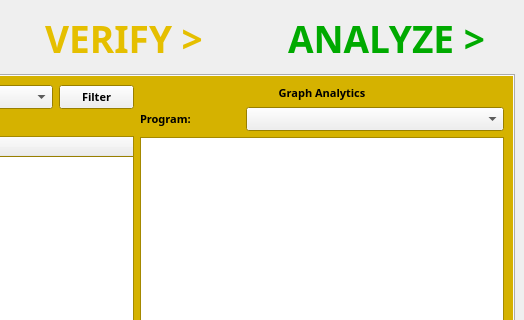
Above: Project Code/AppleProject/analyze_csv.ui from JRWu/DataAggregation before the change; both pictures show x 276 to 800 and y 0 to 320 of the 800 by 600 pixel window. Below: the same form after it.
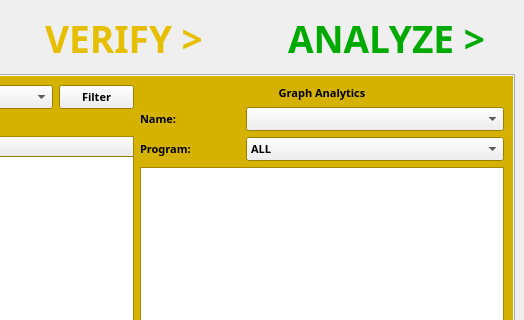
That is the form after the change. The open tabs and pages were chosen to show the change.

Patch:
```diff
--- a/Project Code/AppleProject/analyze_csv.ui
+++ b/Project Code/AppleProject/analyze_csv.ui
@@ -1468,6 +1468,26 @@
           <item>
            <layout class="QHBoxLayout" name="horizontalLayout_6">
             <item>
+             <widget class="QLabel" name="name_lbl_teach">
+              <property name="maximumSize">
+               <size>
+                <width>100</width>
+                <height>40</height>
+               </size>
+              </property>
+              <property name="text">
+               <string>Name:</string>
+              </property>
+             </widget>
+            </item>
+            <item>
+             <widget class="QComboBox" name="name_combo_teach"/>
+            </item>
+           </layout>
+          </item>
+          <item>
+           <layout class="QHBoxLayout" name="horizontalLayout_7">
+            <item>
              <widget class="QLabel" name="program_lbl_teach">
               <property name="maximumSize">
                <size>
@@ -1483,8 +1503,13 @@
             <item>
              <widget class="QComboBox" name="program_combo_teach">
               <property name="currentIndex">
-               <number>-1</number>
+               <number>0</number>
               </property>
+              <item>
+               <property name="text">
+                <string>ALL</string>
+               </property>
+              </item>
              </widget>
             </item>
            </layout>
```
Left out of the diff: 8 changed lines with no effect on the pictures.
